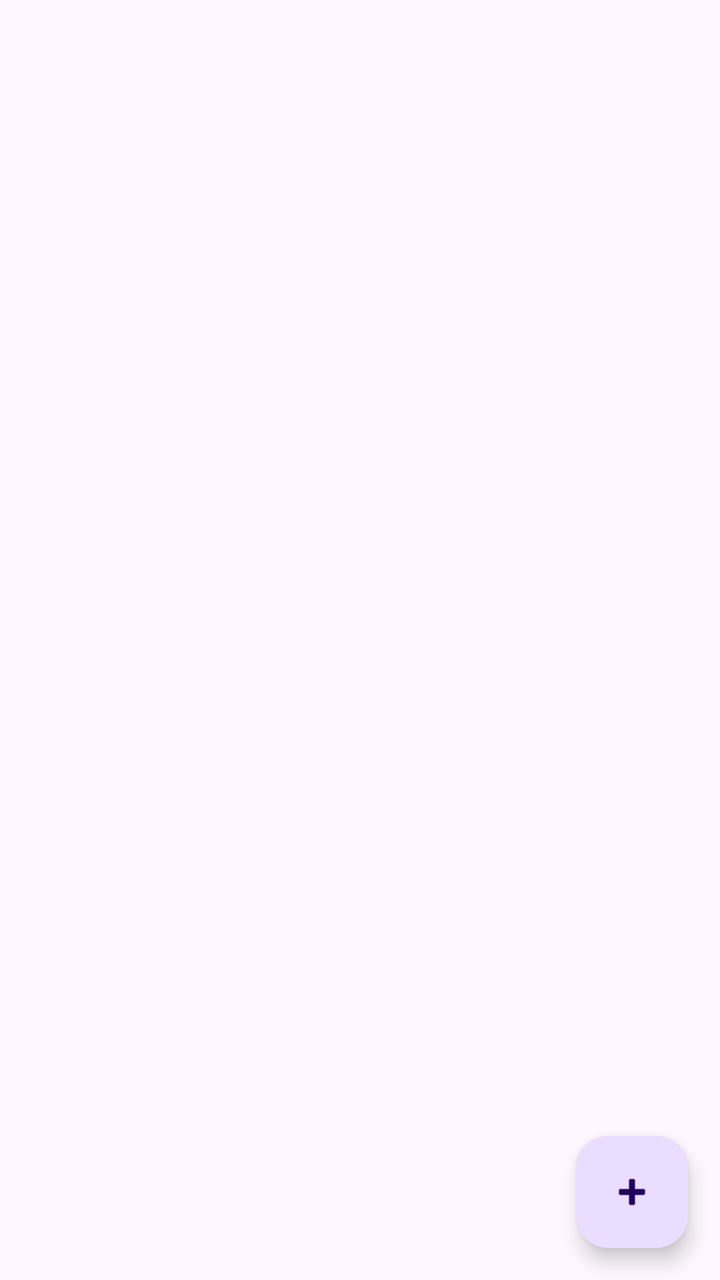
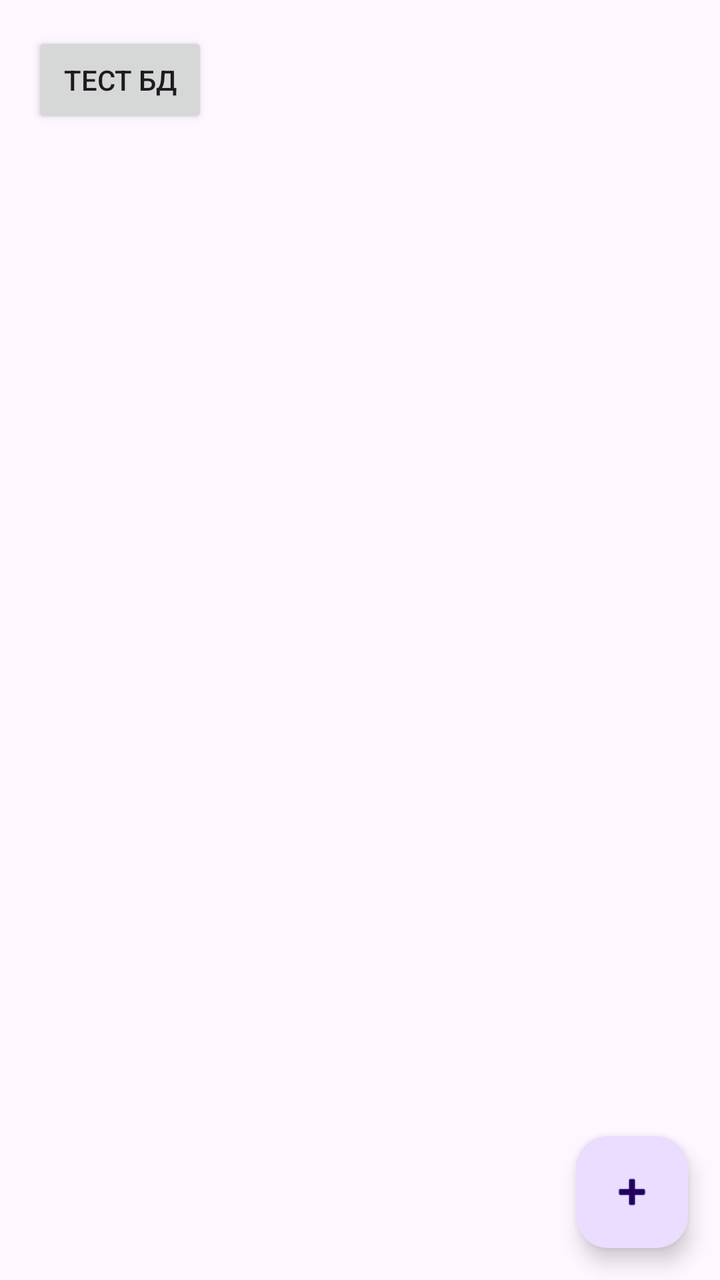

Before-and-after screenshots of an Android layout around one commit, followed by the original layout XML and the change that was made.
<!-- AndroidManifest.xml: application theme Theme.MyKalendar -->
<!-- res/layout/activity_main.xml -->
<?xml version="1.0" encoding="utf-8"?>
<androidx.constraintlayout.widget.ConstraintLayout
    xmlns:android="http://schemas.android.com/apk/res/android"
    xmlns:app="http://schemas.android.com/apk/res-auto"
    xmlns:tools="http://schemas.android.com/tools"
    android:layout_width="match_parent"
    android:layout_height="match_parent"
    tools:context=".MainActivity">

    <androidx.recyclerview.widget.RecyclerView
        android:id="@+id/rvTasks"
        android:layout_width="match_parent"
        android:layout_height="match_parent"
        android:paddingBottom="80dp"
        android:clipToPadding="false"
        app:layout_constraintBottom_toBottomOf="parent"
        app:layout_constraintEnd_toEndOf="parent"
        app:layout_constraintStart_toStartOf="parent"
        app:layout_constraintTop_toTopOf="parent" />

    <com.google.android.material.floatingactionbutton.FloatingActionButton
        android:id="@+id/fabAddTask"
        android:layout_width="wrap_content"
        android:layout_height="wrap_content"
        android:layout_margin="16dp"
        android:contentDescription="@string/add_task"
        android:src="@android:drawable/ic_input_add"
        app:layout_constraintBottom_toBottomOf="parent"
        app:layout_constraintEnd_toEndOf="parent" />

</androidx.constraintlayout.widget.ConstraintLayout>
<!-- resources referenced by this layout -->
<resources>
  <string name="add_task">Добавить задачу</string>
  <style name="Theme.MyKalendar" parent="Base.Theme.MyKalendar" />
  <style name="Base.Theme.MyKalendar" parent="Theme.Material3.DayNight.NoActionBar">
          
          
      </style>
</resources>

<!-- the commit's change to res/layout/activity_main.xml (unified diff, before → after) -->
@@ -27,5 +27,12 @@
         android:src="@android:drawable/ic_input_add"
         app:layout_constraintBottom_toBottomOf="parent"
         app:layout_constraintEnd_toEndOf="parent" />
-
+    <Button
+        android:id="@+id/btnTestDb"
+        android:layout_width="wrap_content"
+        android:layout_height="wrap_content"
+        android:text="Тест БД"
+        android:layout_margin="16dp"
+        app:layout_constraintTop_toTopOf="parent"
+        app:layout_constraintStart_toStartOf="parent" />
 </androidx.constraintlayout.widget.ConstraintLayout>
